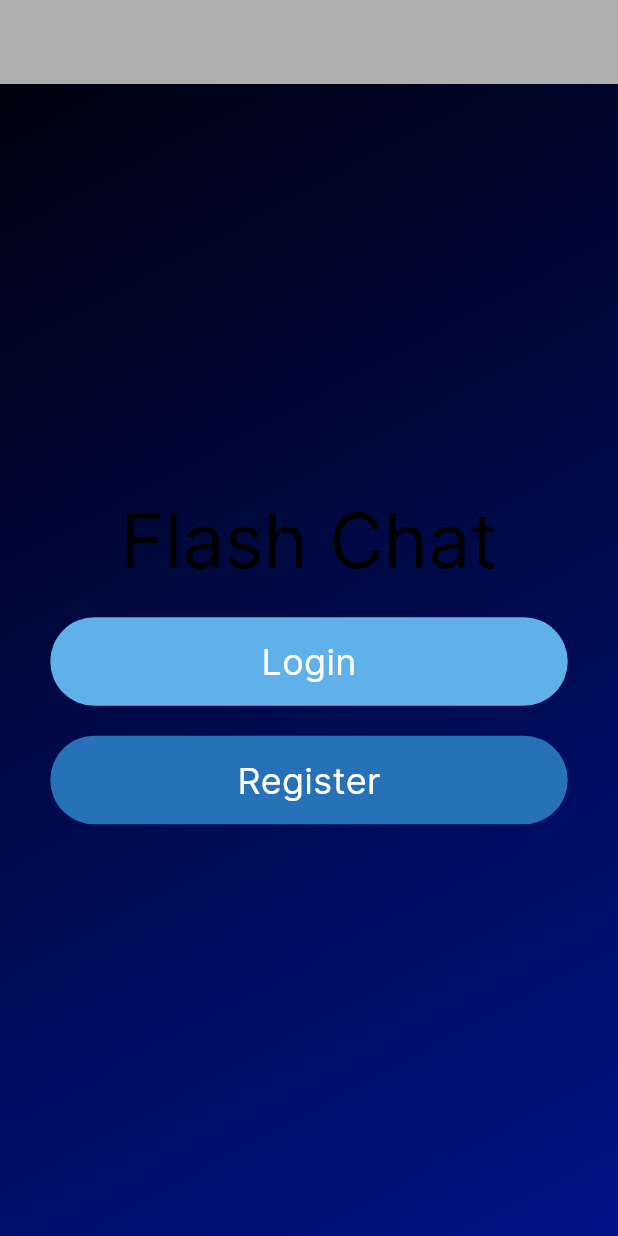
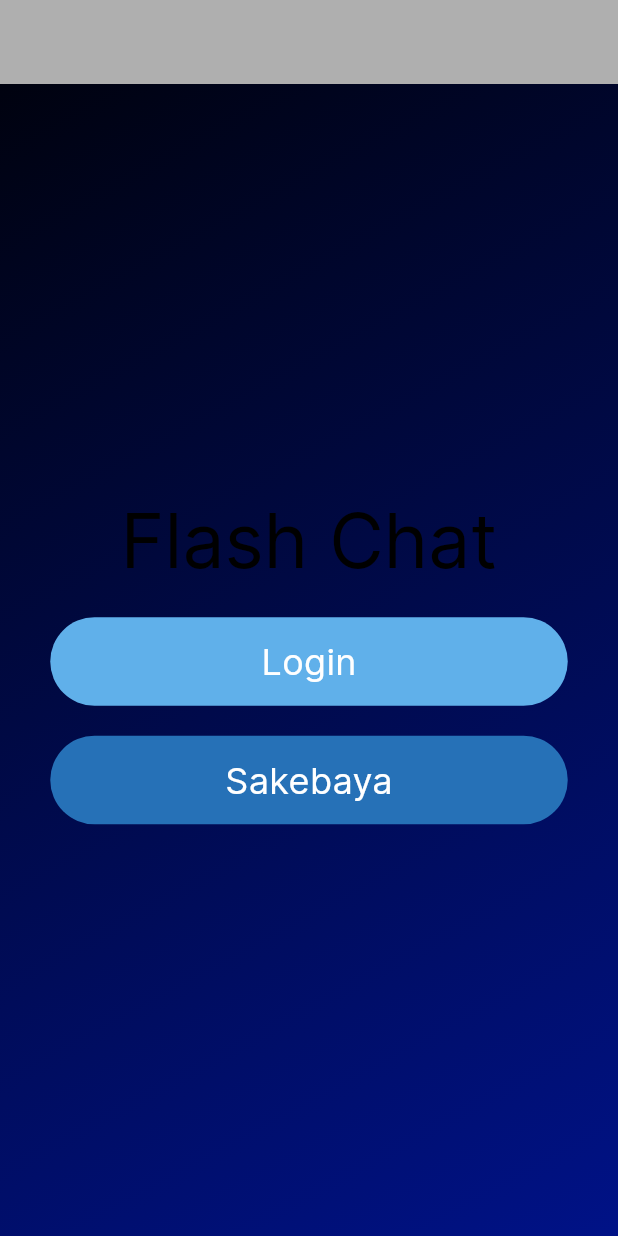
Before and after one commit to Samat1609/flash, a Flutter app: the screen it shows after launch, on a phone screen of 412 x 824 dp. Run offline on Flutter 3.47's test engine with Material 3 defaults, Android fonts, the phone set to English and light mode, and no system bars; drawn by our look-alikes of animated_text_kit; our stand-ins replace cloud_firestore, firebase_auth, firebase_core; accounts and stored records are empty.

Commit message:
sakebaya

```diff
--- a/lib/view/entry/entry_view.dart
+++ b/lib/view/entry/entry_view.dart
@@ -55,7 +55,7 @@ class EntryView extends StatelessWidget {
               const SizedBox(height: 20.0),
               LoginRegisterWidget(
                 color: AppColors.registerContainerColor,
-                text: 'Register',
+                text: 'Sakebaya',
                 onTap: () {
                   Navigator.pushNamed(context, RegisterView.route);
                 },
```
